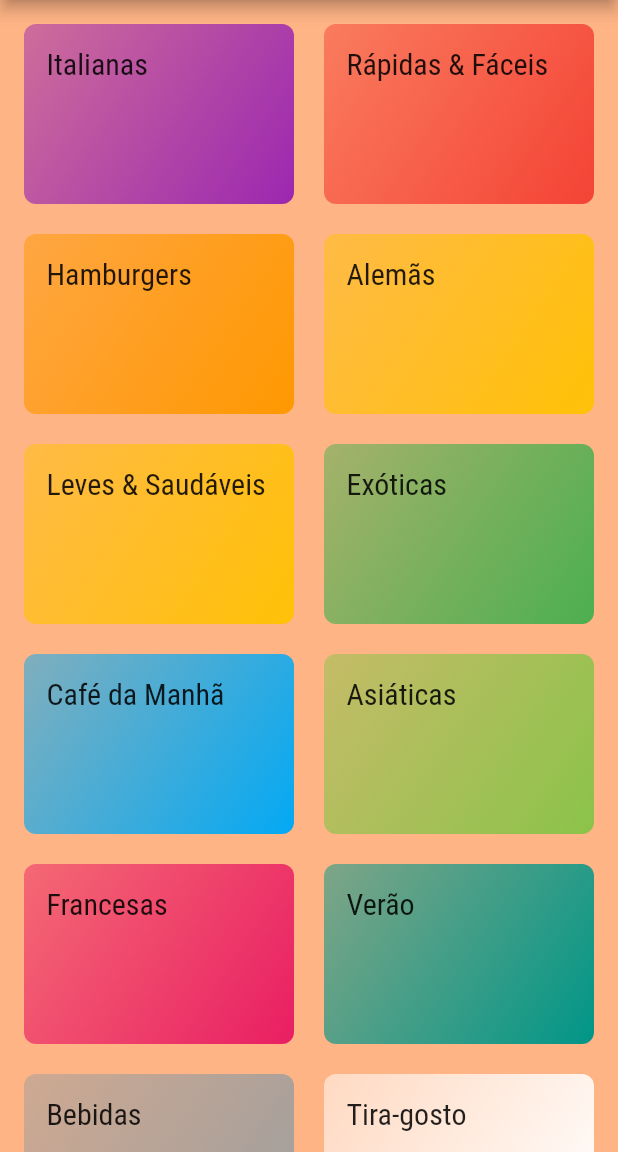
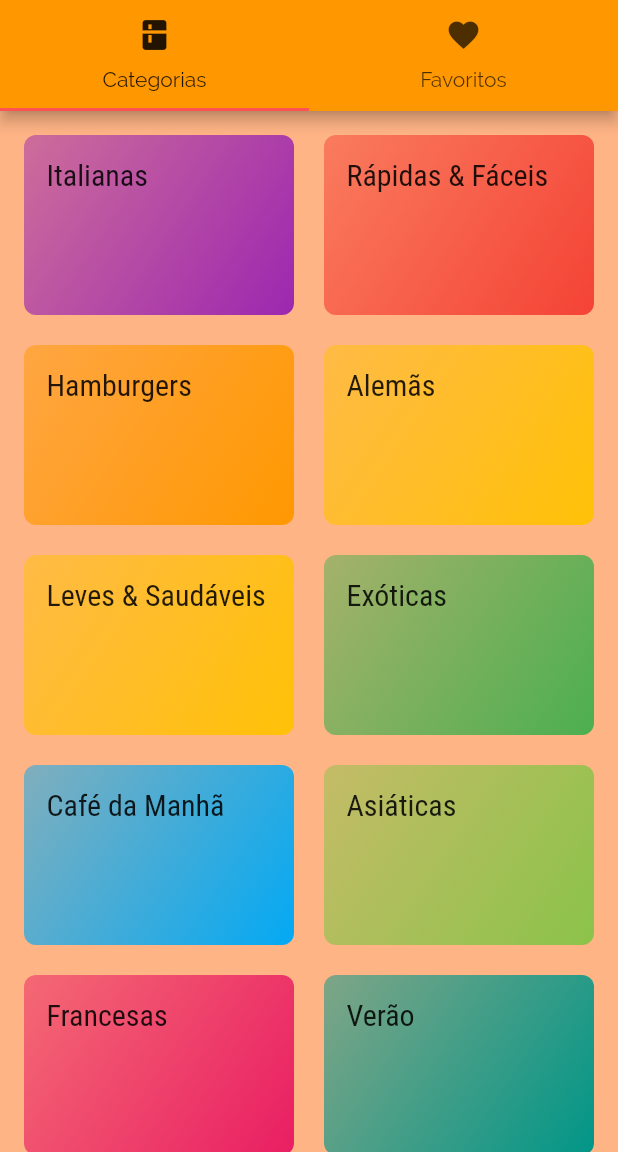
Before and after one commit to diegowinter/curso-flutter, a Flutter app: the screen it shows after launch, on a phone screen of 412 x 824 dp, the part 84-1236 px from its top. Run offline on Flutter 3.47's test engine with Material 2 defaults, Android fonts, the phone set to English and light mode, and no system bars.

Commit message:
project(meals): adicionando TabBar na AppBar

```diff
--- a/meals/lib/main.dart
+++ b/meals/lib/main.dart
@@ -4,6 +4,7 @@ import 'screens/categories_screen.dart';
 import 'screens/categories_meals_screen.dart';
 import 'screens/meal_detail_screen.dart';
 import 'utils/app_routes.dart';
+import 'screens/tabs_screen.dart';
 
 void main() => runApp(MyApp());
 
@@ -28,7 +29,7 @@ class MyApp extends StatelessWidget {
       // home: CategoriesScreen(), // isso pode ser removido ao definir a rota /
       // initialRoute: '/', // pode colocar esta propriedade para definir
       routes: {
-        AppRoutes.HOME: (ctx) => CategoriesScreen(),
+        AppRoutes.HOME: (ctx) => TabsScreen(),
         AppRoutes.CATEGORIES_MEALS: (ctx) => CategoriesMealsScreen(),
         AppRoutes.MEAL_DETAIL: (ctx) => MealDetailScreen()
       },
--- a/meals/lib/screens/categories_screen.dart
+++ b/meals/lib/screens/categories_screen.dart
@@ -6,11 +6,7 @@ import '../data/dummy_data.dart';
 class CategoriesScreen extends StatelessWidget {
   @override
   Widget build(BuildContext context) {
-    return Scaffold(
-      appBar: AppBar(
-        title: Text('Meals'),
-      ),
-      body: GridView(
+    return GridView(
         padding: EdgeInsets.all(16),
         gridDelegate: SliverGridDelegateWithMaxCrossAxisExtent(
           maxCrossAxisExtent: 200,
@@ -20,8 +16,7 @@ class CategoriesScreen extends StatelessWidget {
         ),
         children: DUMMY_CATEGORIES.map((cat) {
           return CategoryItem(cat);
-        }).toList(),
-      ),
+        }).toList()
     );
   }
 }
--- /dev/null
+++ b/meals/lib/screens/favorite_screen.dart
@@ -0,0 +1,10 @@
+import 'package:flutter/material.dart';
+
+class FavoriteScreen extends StatelessWidget {
+  @override
+  Widget build(BuildContext context) {
+    return Center(
+      child: Text('Minhas refeições favoritas'),
+    );
+  }
+}
--- /dev/null
+++ b/meals/lib/screens/tabs_screen.dart
@@ -0,0 +1,35 @@
+import 'package:flutter/material.dart';
+import 'categories_screen.dart';
+import 'favorite_screen.dart';
+
+class TabsScreen extends StatelessWidget {
+  @override
+  Widget build(BuildContext context) {
+    return DefaultTabController(
+      length: 2, // quantidade de abas que estão sendo definidas abaixo
+      child: Scaffold(
+        appBar: AppBar(
+          title: Text('Meals'),
+          bottom: TabBar(
+            tabs: [
+              Tab(
+                icon: Icon(Icons.kitchen),
+                text: 'Categorias',
+              ),
+              Tab(
+                icon: Icon(Icons.favorite),
+                text: 'Favoritos',
+              ),
+            ],
+          ),
+        ),
+        body: TabBarView(
+          children: [
+            CategoriesScreen(),
+            FavoriteScreen()
+          ],
+        ),
+      ),
+    );
+  }
+}
```
